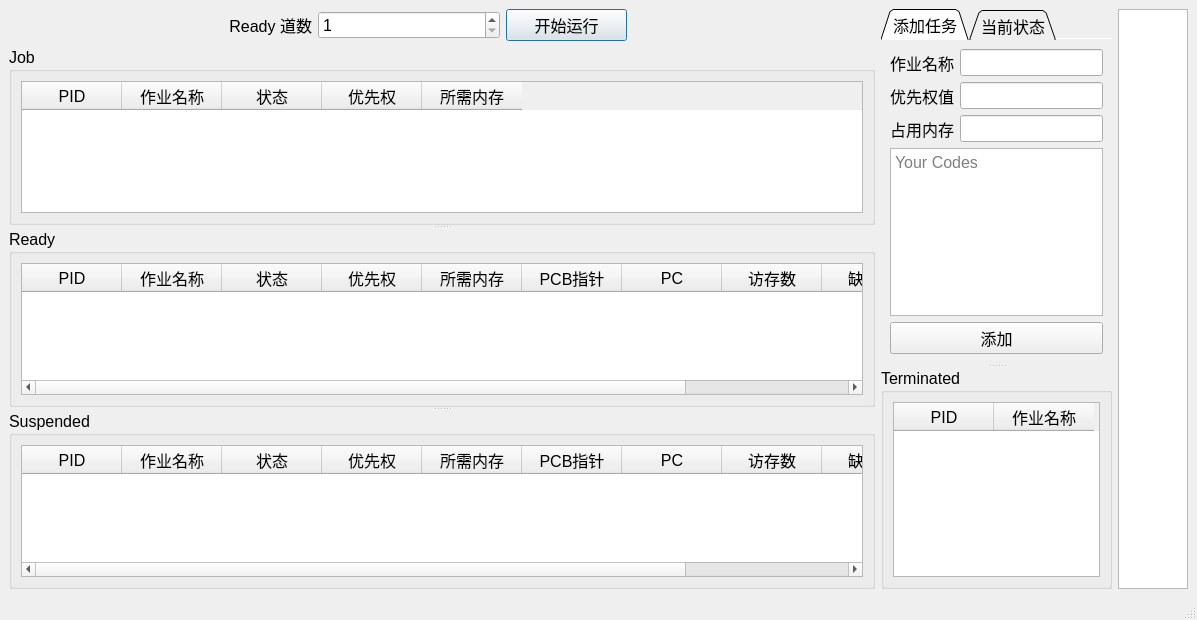
The window that mainwindow.ui (Hk4Fun/OS-simulator) describes before a commit, drawn with Qt 5.
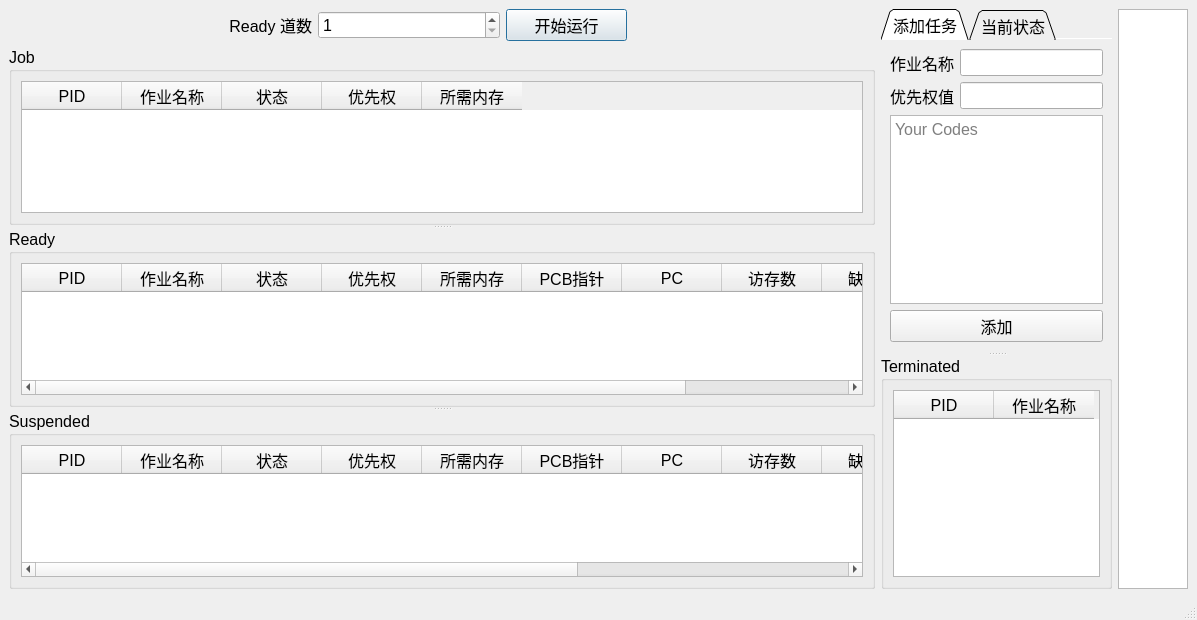
The same window after the commit. The open tabs and pages were chosen to show the change.

Patch:
```diff
--- a/mainwindow.ui
+++ b/mainwindow.ui
@@ -315,6 +315,16 @@
               <string>缺页率</string>
              </property>
             </column>
+            <column>
+             <property name="text">
+              <string>IO类型</string>
+             </property>
+            </column>
+            <column>
+             <property name="text">
+              <string>IO状态</string>
+             </property>
+            </column>
            </widget>
           </item>
          </layout>
@@ -374,7 +384,7 @@
         <attribute name="title">
          <string>添加任务</string>
         </attribute>
-        <layout class="QVBoxLayout" name="verticalLayout_6" stretch="1,1,1,4,2">
+        <layout class="QVBoxLayout" name="verticalLayout_6" stretch="1,1,4,2">
          <item>
           <layout class="QHBoxLayout" name="horizontalLayout_2">
            <item>
@@ -403,20 +413,6 @@
            </item>
           </layout>
          </item>
-         <item>
-          <layout class="QHBoxLayout" name="horizontalLayout_4">
-           <item>
-            <widget class="QLabel" name="AddJobTimeLabel">
-             <property name="text">
-              <string>占用内存</string>
-             </property>
-            </widget>
-           </item>
-           <item>
-            <widget class="QLineEdit" name="AddJobMemoryEdit"/>
-           </item>
-          </layout>
-         </item>
          <item>
           <widget class="QTextEdit" name="JobText">
            <property name="placeholderText">
```
Left out of the diff: 2 changed lines with no effect on the pictures.
